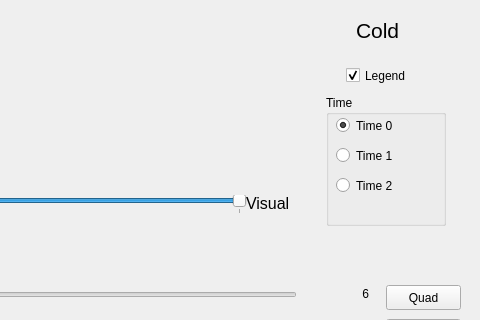
This is ThermalImaging/ThermalImaging/thermalimaging.ui in maciejgryka/engd-thermalimaging as Qt 5 draws it before an edit; both pictures show x 584 to 1064 and y 422 to 742 of the 1064 by 960 pixel window. The edited form follows.
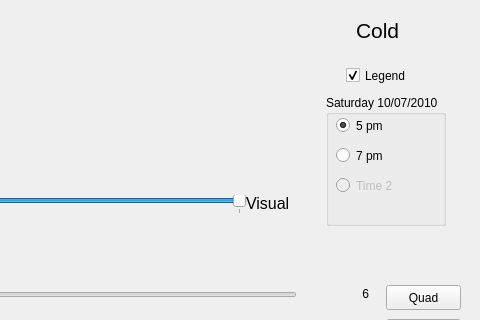
This is the edited form. Custom widgets are drawn as their Qt base class.

Commit message: small cosmetic and hard-coded UI changes

Diff of the .ui file:
```diff
--- a/ThermalImaging/ThermalImaging/thermalimaging.ui
+++ b/ThermalImaging/ThermalImaging/thermalimaging.ui
@@ -381,7 +381,7 @@
      </rect>
     </property>
     <property name="title">
-     <string>Time</string>
+     <string>Saturday 10/07/2010</string>
     </property>
     <widget class="QRadioButton" name="radio0">
      <property name="geometry">
@@ -393,13 +393,16 @@
       </rect>
      </property>
      <property name="text">
-      <string>Time 0</string>
+      <string>5 pm</string>
      </property>
      <property name="checked">
       <bool>true</bool>
      </property>
     </widget>
     <widget class="QRadioButton" name="radio2">
+     <property name="enabled">
+      <bool>false</bool>
+     </property>
      <property name="geometry">
       <rect>
        <x>10</x>
@@ -422,7 +425,7 @@
       </rect>
      </property>
      <property name="text">
-      <string>Time 1</string>
+      <string>7 pm</string>
      </property>
     </widget>
    </widget>
```
Left out of the diff: 6 changed lines with no effect on the pictures.
